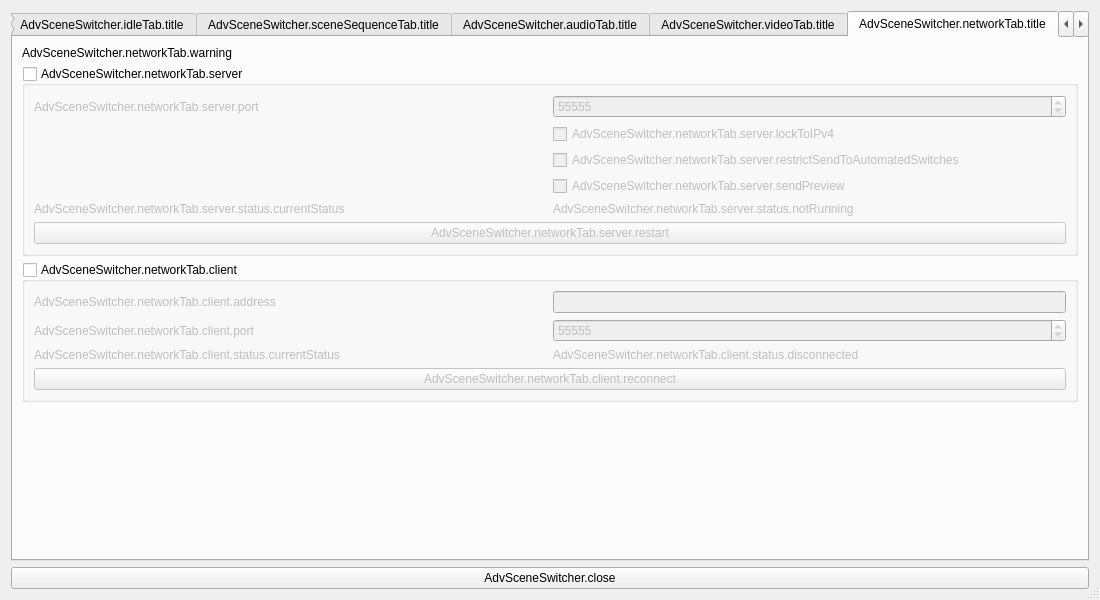
The window that forms/advanced-scene-switcher.ui (WarmUpTill/SceneSwitcher) describes before a commit, drawn with Qt 5.
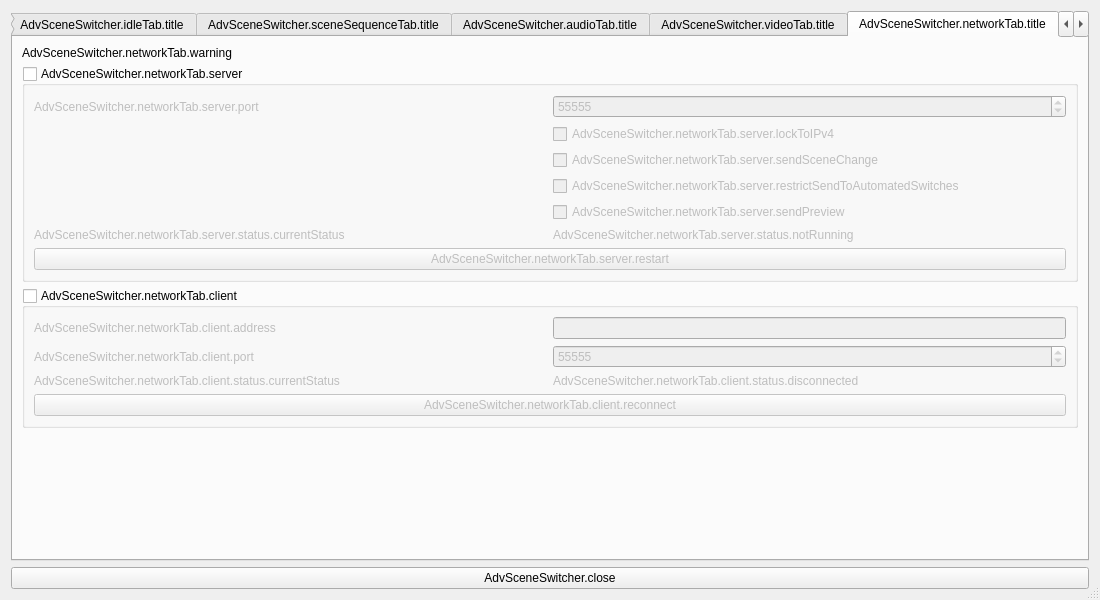
The same window after the commit. The open tabs and pages were chosen to show the change. Icons and pictures are not drawn.

Commit message: Add option to not scene change msg via network tab

What changed in the file:
```diff
--- a/forms/advanced-scene-switcher.ui
+++ b/forms/advanced-scene-switcher.ui
@@ -3727,7 +3727,21 @@
          <layout class="QVBoxLayout" name="verticalLayout_31">
           <item>
            <layout class="QGridLayout" name="gridLayout_24">
-            <item row="4" column="1">
+            <item row="3" column="1">
+             <widget class="QCheckBox" name="restrictSend">
+              <property name="text">
+               <string>AdvSceneSwitcher.networkTab.server.restrictSendToAutomatedSwitches</string>
+              </property>
+             </widget>
+            </item>
+            <item row="5" column="0">
+             <widget class="QLabel" name="label_19">
+              <property name="text">
+               <string>AdvSceneSwitcher.networkTab.server.status.currentStatus</string>
+              </property>
+             </widget>
+            </item>
+            <item row="5" column="1">
              <widget class="QLabel" name="serverStatus">
               <property name="text">
                <string>AdvSceneSwitcher.networkTab.server.status.notRunning</string>
@@ -3747,13 +3761,6 @@
               </property>
              </widget>
             </item>
-            <item row="1" column="1">
-             <widget class="QCheckBox" name="lockToIPv4">
-              <property name="text">
-               <string>AdvSceneSwitcher.networkTab.server.lockToIPv4</string>
-              </property>
-             </widget>
-            </item>
             <item row="0" column="0">
              <widget class="QLabel" name="label_17">
               <property name="text">
@@ -3761,27 +3768,27 @@
               </property>
              </widget>
             </item>
-            <item row="2" column="1">
-             <widget class="QCheckBox" name="restrictSend">
+            <item row="1" column="1">
+             <widget class="QCheckBox" name="lockToIPv4">
               <property name="text">
-               <string>AdvSceneSwitcher.networkTab.server.restrictSendToAutomatedSwitches</string>
+               <string>AdvSceneSwitcher.networkTab.server.lockToIPv4</string>
               </property>
              </widget>
             </item>
-            <item row="4" column="0">
-             <widget class="QLabel" name="label_19">
-              <property name="text">
-               <string>AdvSceneSwitcher.networkTab.server.status.currentStatus</string>
-              </property>
-             </widget>
-            </item>
-            <item row="3" column="1">
+            <item row="4" column="1">
              <widget class="QCheckBox" name="sendPreview">
               <property name="text">
                <string>AdvSceneSwitcher.networkTab.server.sendPreview</string>
               </property>
              </widget>
             </item>
+            <item row="2" column="1">
+             <widget class="QCheckBox" name="sendSceneChange">
+              <property name="text">
+               <string>AdvSceneSwitcher.networkTab.server.sendSceneChange</string>
+              </property>
+             </widget>
+            </item>
            </layout>
           </item>
           <item>
```
The commit also changes 6 other files.
